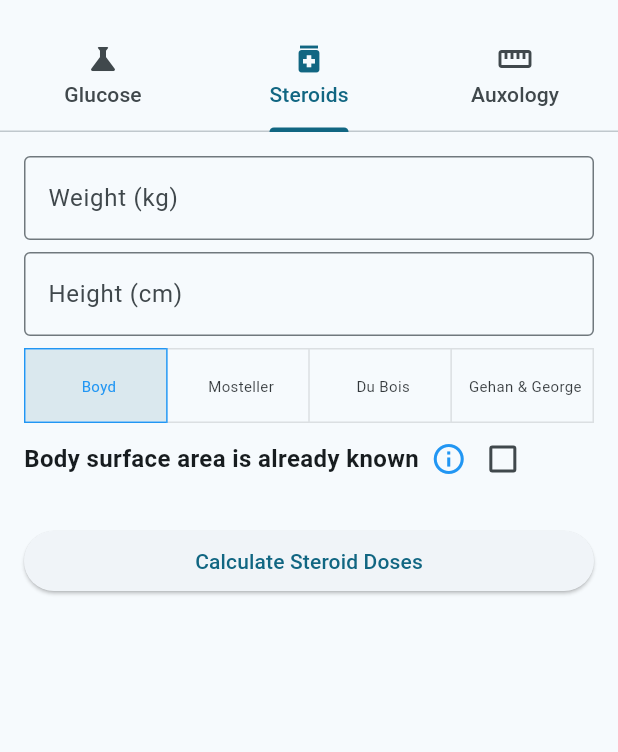
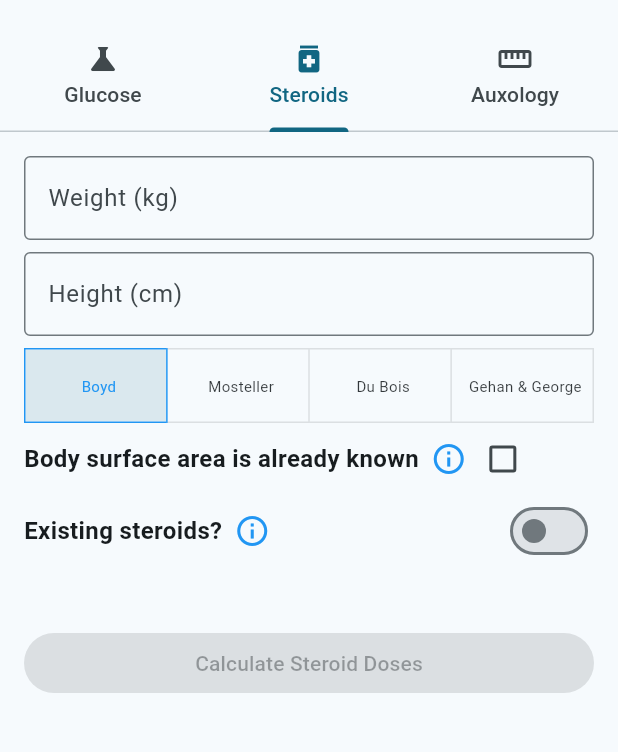
Before and after one commit to eatyourpeas/endocrinologist, a Flutter app: the screen it shows after launch, tab 2 chosen, on a phone screen of 412 x 824 dp, the part 63-815 px from its top. Run offline on Flutter 3.47's test engine with Material 3 defaults, Android fonts, the phone set to English and light mode, and no system bars.

Commit message:
add glucocorticoid class and list of steroids, toggle to show dropdown in ui and dosage field.

```diff
--- /dev/null
+++ b/lib/classes/glucocorticoid.dart
@@ -0,0 +1,6 @@
+class Glucocorticoid{
+  String name;
+  double potency;
+
+  Glucocorticoid({required this.name, required this.potency});
+}
--- a/lib/pages/steroidpage.dart
+++ b/lib/pages/steroidpage.dart
@@ -1,3 +1,5 @@
+import 'package:endocrinologist/classes/glucocorticoid.dart';
+import 'package:endocrinologist/referencedata/glucocorticoids.dart';
 import 'package:flutter/material.dart';
 
 class SteroidPage extends StatefulWidget {
@@ -13,13 +15,26 @@ class _SteroidPageState extends State<SteroidPage> {
   bool _showBodySurfaceArea = false;
   // int? _selectedBSA = 1;
   final List<bool> _isSelected = [true, false, false, false];
+  bool _existingSteroids = false;
+  Glucocorticoid? _selectedGlucocorticoid;
+  final List<Glucocorticoid> _dropdownItems = sortedGlucocorticoids(glucocorticoids);
 
   final TextEditingController _weightController = TextEditingController();
   final TextEditingController _heightController = TextEditingController();
   final TextEditingController _bsaController = TextEditingController();
+  final TextEditingController _steroidDoseController = TextEditingController();
 
   void _submitForm(){
+    if (_formKey.currentState?.validate() ?? false) {
+    //   submission is complete and fields are valid - run the maths
 
+    }
+  }
+
+  bool _formComplete(){
+    bool steroidsValid = (_existingSteroids && _selectedGlucocorticoid != null && _steroidDoseController.text.isNotEmpty );
+    bool bsaValid = ((_showBodySurfaceArea && _bsaController.text.isNotEmpty) || (!_showBodySurfaceArea && _weightController.text.isNotEmpty && _heightController.text.isNotEmpty));
+    return steroidsValid == bsaValid;
   }
 
   @override
@@ -160,12 +175,99 @@ class _SteroidPageState extends State<SteroidPage> {
                               },
                             ),
                           ]),
+                        Row(
+                          mainAxisAlignment: MainAxisAlignment.spaceBetween,
+                          children: [
+                            const Expanded(
+                                child: Row(
+                                  mainAxisAlignment: MainAxisAlignment.start,
+                                  children: [
+                                    Text(
+                                      'Existing steroids?',
+                                      style: TextStyle(fontSize: 16, fontWeight: FontWeight.bold),
+                                    ),
+                                    SizedBox(width: 8),
+                                    Tooltip(
+                                      message: 'If the child or young person is on steroids already, include these here. The relative potencies are listed',
+                                      margin: EdgeInsets.symmetric(horizontal: 20.0), // Add margin to both sides
+                                      child: Icon(Icons.info_outline, color: Colors.blue),
+                                    ),
+                                  ],
+                                )
+                            ),
+                            Switch(
+                              value: _existingSteroids,
+                              onChanged: (bool value) {
+                                setState(() {
+                                  _existingSteroids = value;
+                                });
+                              },
+                            ),
+                          ],
+                        ),
                         const SizedBox(height: 20),
+                        Visibility(
+                          visible: _existingSteroids,
+                          child: Column(
+                              children: [
+                                SizedBox(
+                                  child: DropdownButtonFormField<Glucocorticoid>(
+                                    menuMaxHeight: 200,
+                                    decoration: const InputDecoration(
+                                      border: OutlineInputBorder(),
+                                      labelText: "Steroids",
+                                    ),
+                                    validator: (value){
+                                      if (value == null && !_existingSteroids) {
+                                        return "Please select a steroid";
+                                      }
+                                      return null;
+                                    },
+                                    value: _selectedGlucocorticoid,
+                                    items: _dropdownItems.map((Glucocorticoid item) {
+                                      return DropdownMenuItem<Glucocorticoid>(
+                                          value: item,
+                                          child: SizedBox(
+                                            width: 300,
+                                            child:Text("${item.name} (${item.potency})"),
+                                          )
+                                      );
+                                    }).toList(),
+                                    onChanged: (Glucocorticoid? newValue) {
+                                      setState(() {
+                                        _selectedGlucocorticoid = newValue;
+                                      });
+                                    },
+                                    hint: const Text('Select a steroid'),
+                                  ),
+                                ),
+                                const SizedBox(height: 8),
+                                TextFormField(
+                                  controller: _steroidDoseController,
+                                  decoration: const InputDecoration(
+                                    labelText: 'dosage (mg)',
+                                    border: OutlineInputBorder(),
+                                  ),
+                                  keyboardType: TextInputType.number,
+                                  validator: (value) {
+                                    if (value == null || value.isEmpty) {
+                                      return "Please enter glucocorticoid dose in mg.";
+                                    }
+                                    if (double.tryParse(value) == null) {
+                                      return 'Please enter a valid number';
+                                    }
+                                    return null;
+                                  },
+                                ),
+                              ]
+                          )
+                        ),
                         // Submit Button
+                        const SizedBox(height: 20),
                         SizedBox(
                           width: double.infinity,
                           child: ElevatedButton(
-                            onPressed: ()=> _submitForm,
+                            onPressed: _formComplete() ? null : _submitForm,
                             child: const Text('Calculate Steroid Doses'),
                           ),
                         )
--- /dev/null
+++ b/lib/referencedata/glucocorticoids.dart
@@ -0,0 +1,22 @@
+import "../classes/glucocorticoid.dart";
+
+List<Glucocorticoid> glucocorticoids = [
+  Glucocorticoid(name: "Hydrocortisone", potency: 1),
+  Glucocorticoid(name: "Cortisone", potency: 0.8),
+  Glucocorticoid(name: "Prednisone", potency: 4),
+  Glucocorticoid(name: "Prednisolone", potency: 4),
+  Glucocorticoid(name: "Methylprednisolone", potency: 5),
+  Glucocorticoid(name: "Triamcinolone", potency: 5),
+  Glucocorticoid(name: "Betamethasone", potency: 25),
+  Glucocorticoid(name: "Dexamethasone", potency: 40),
+  Glucocorticoid(name: "Fludrocortisone", potency: 10),
+  Glucocorticoid(name: "Desonide", potency: 3),
+  Glucocorticoid(name: "Fluocinolone", potency: 150),
+  Glucocorticoid(name: "Clobetasol", potency: 300),
+];
+
+List<Glucocorticoid> sortedGlucocorticoids(List<Glucocorticoid> glucocorticoids) {
+  List<Glucocorticoid> sorted =  List.from(glucocorticoids);
+  sorted.sort((a, b) => a.name.compareTo(b.name));
+  return sorted;
+}
```
